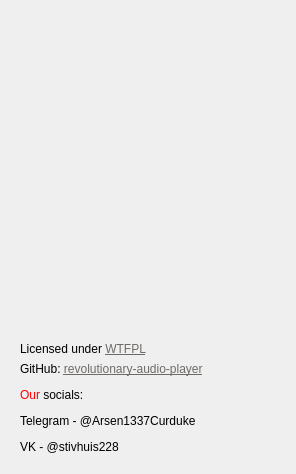
First picture: the form in src/AboutWindow/AboutWindow.ui, repository savannstm/revolutionary-audio-player, before the edit.
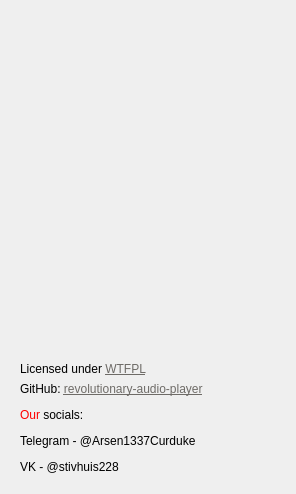
Second picture: the form after the edit.

```diff
--- a/src/AboutWindow/AboutWindow.ui
+++ b/src/AboutWindow/AboutWindow.ui
@@ -7,7 +7,7 @@
     <x>0</x>
     <y>0</y>
     <width>292</width>
-    <height>442</height>
+    <height>486</height>
    </rect>
   </property>
   <property name="sizePolicy">
@@ -84,6 +84,13 @@
         </property>
        </widget>
       </item>
+      <item>
+       <widget class="QLabel" name="projectMVersionLabel">
+        <property name="text">
+         <string/>
+        </property>
+       </widget>
+      </item>
       <item>
        <widget class="QLabel" name="licenseLabel">
         <property name="sizePolicy">
```
